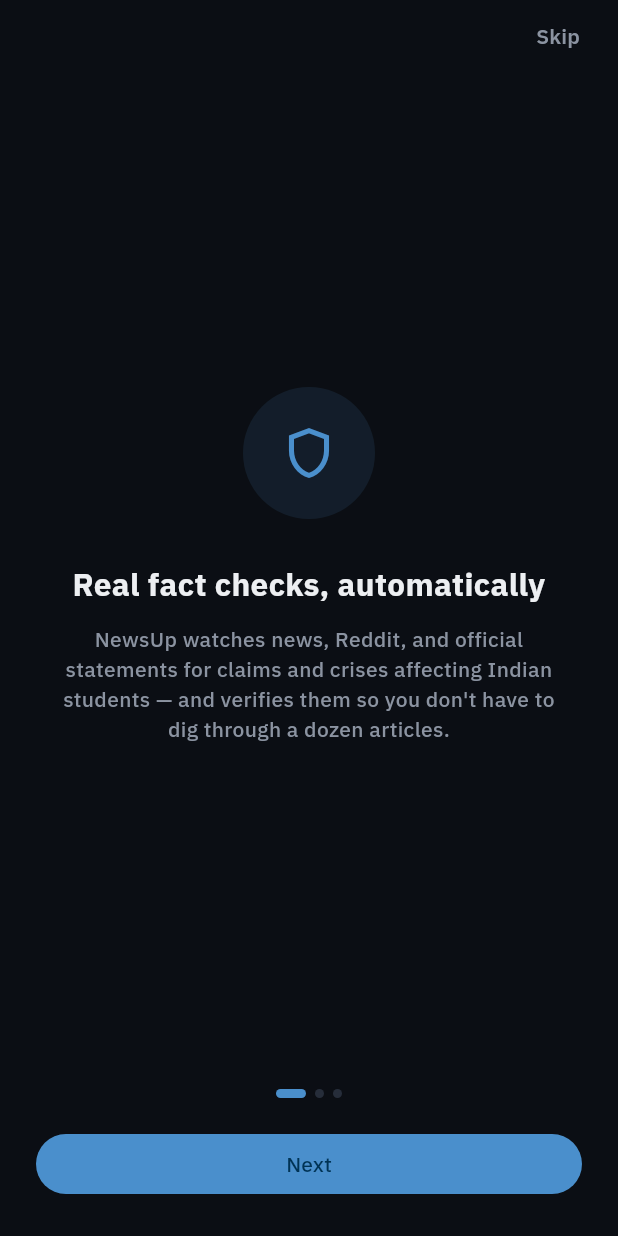
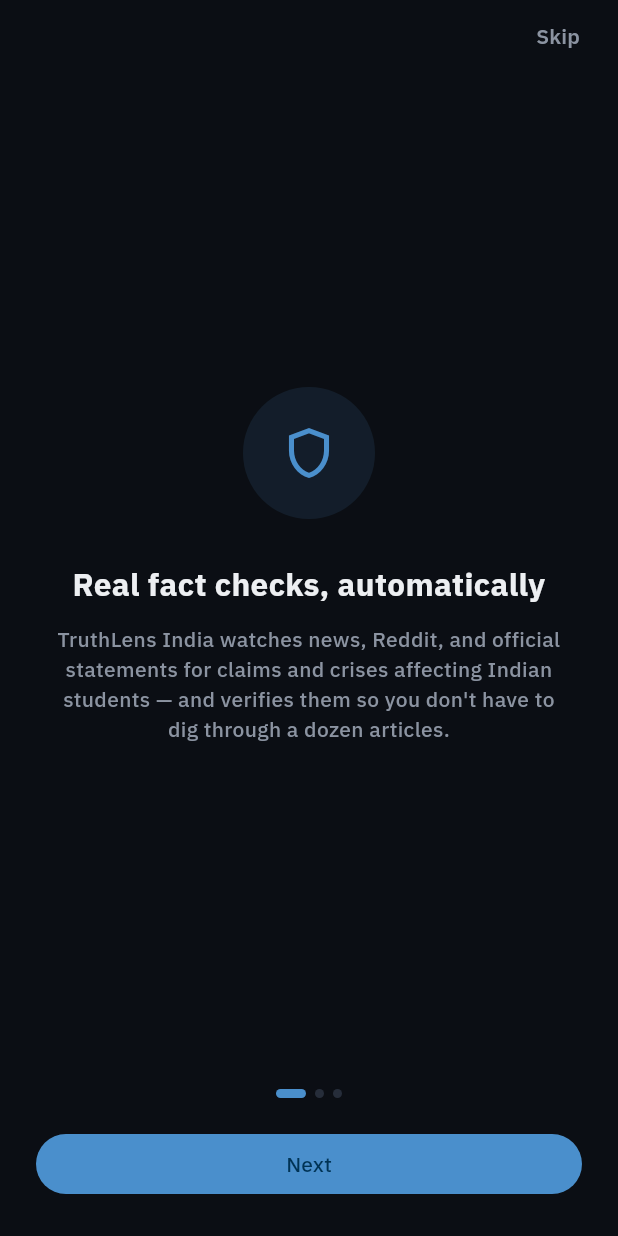
Before and after one commit to begoneeraj/Newsup, a Flutter app: the screen it shows after launch, on a phone screen of 412 x 824 dp. Run offline on Flutter 3.47's test engine with Material 3 defaults, Android fonts, the phone set to English and light mode, and no system bars; our stand-ins replace firebase_core, firebase_messaging, flutter_riverpod, go_router, google_fonts, share_plus and 2 more; accounts and stored records are empty; network calls fail.

Commit message:
Rename app display name to TruthLens India
Updates the visible app name across Android/iOS labels, web manifest,
in-app text (splash, onboarding, share cards), README, and the release
APK naming. Package ID, Flutter project name, and Firebase config are
unchanged to avoid re-registering the app.

Co-Authored-By: Claude Sonnet 5 <noreply@anthropic.com>

```diff
--- a/lib/src/app.dart
+++ b/lib/src/app.dart
@@ -14,7 +14,7 @@ class NewsupApp extends ConsumerWidget {
     final router = ref.watch(appRouterProvider);
 
     return MaterialApp.router(
-      title: 'Newsup',
+      title: 'TruthLens India',
       debugShowCheckedModeBanner: false,
       theme: themeData.toThemeData(),
       routerConfig: router,
--- a/lib/src/screens/onboarding_screen.dart
+++ b/lib/src/screens/onboarding_screen.dart
@@ -81,7 +81,7 @@ class _OnboardingScreenState extends ConsumerState<OnboardingScreen> {
                     icon: Icons.shield_outlined,
                     title: 'Real fact checks, automatically',
                     body:
-                        'NewsUp watches news, Reddit, and official statements for '
+                        'TruthLens India watches news, Reddit, and official statements for '
                         'claims and crises affecting Indian students — and verifies '
                         'them so you don\'t have to dig through a dozen articles.',
                   ),
--- a/lib/src/widgets/share_card_sheet.dart
+++ b/lib/src/widgets/share_card_sheet.dart
@@ -47,8 +47,8 @@ class _ShareCardSheetState extends ConsumerState<_ShareCardSheet> {
 
       if (!mounted) return;
       await Share.shareXFiles(
-        [XFile.fromData(bytes, mimeType: 'image/png', name: 'newsup_verdict.png')],
-        text: 'Fact-checked by NewsUp',
+        [XFile.fromData(bytes, mimeType: 'image/png', name: 'truthlens_india_verdict.png')],
+        text: 'Fact-checked by TruthLens India',
       );
     } catch (_) {
       if (mounted) {
@@ -165,7 +165,7 @@ class _ShareableFactCheckCard extends StatelessWidget {
               Icon(Icons.verified_outlined, size: 14, color: theme.accent),
               const SizedBox(width: 4),
               Text(
-                'Verified by NewsUp',
+                'Verified by TruthLens India',
                 style: theme.bodyFont(fontSize: 12, fontWeight: FontWeight.w700, color: theme.accent),
               ),
             ],
--- a/lib/src/widgets/splash_overlay.dart
+++ b/lib/src/widgets/splash_overlay.dart
@@ -85,7 +85,7 @@ class _SplashOverlayState extends ConsumerState<SplashOverlay> with SingleTicker
                       child: Transform.scale(
                         scale: 0.92 + (0.08 * wordmarkOpacity),
                         child: Text(
-                          'NewsUp',
+                          'TruthLens India',
                           style: theme.displayFont(fontSize: 22, fontWeight: FontWeight.w800),
                         ),
                       ),
--- a/pubspec.yaml
+++ b/pubspec.yaml
@@ -1,5 +1,5 @@
 name: newsup
-description: "Newsup — fact-check and crisis tracking for India."
+description: "TruthLens India — fact-check and crisis tracking for India."
 publish_to: 'none'
 version: 0.1.0+1
 
```
Also changed, not shown: 6 other files.
